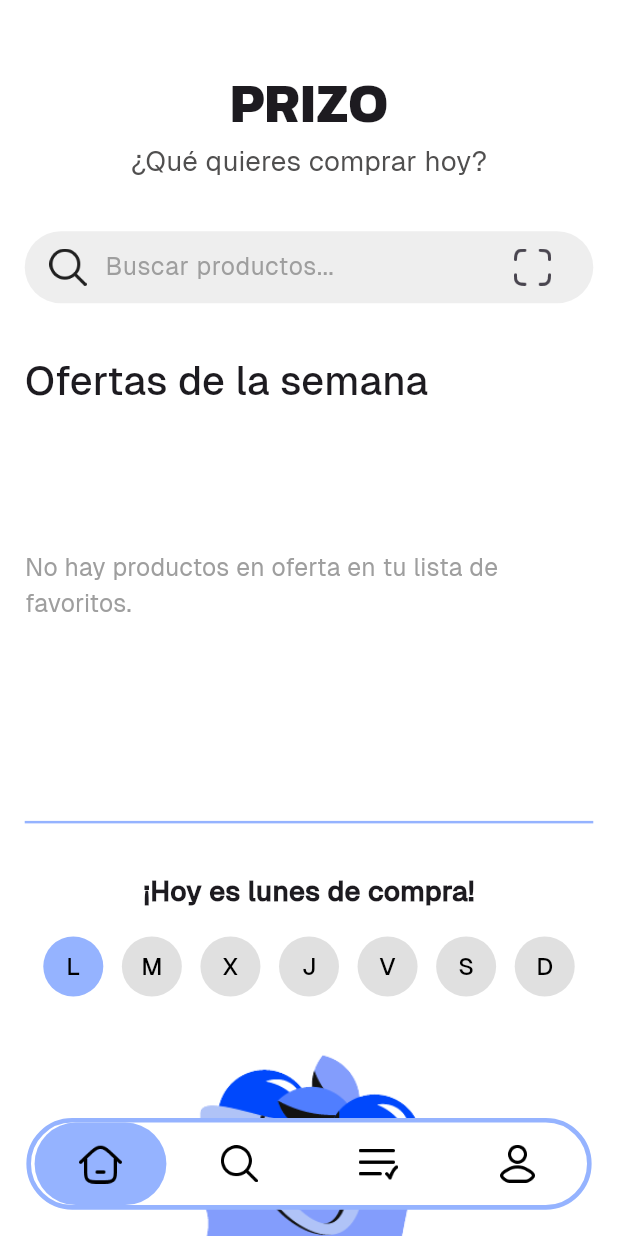
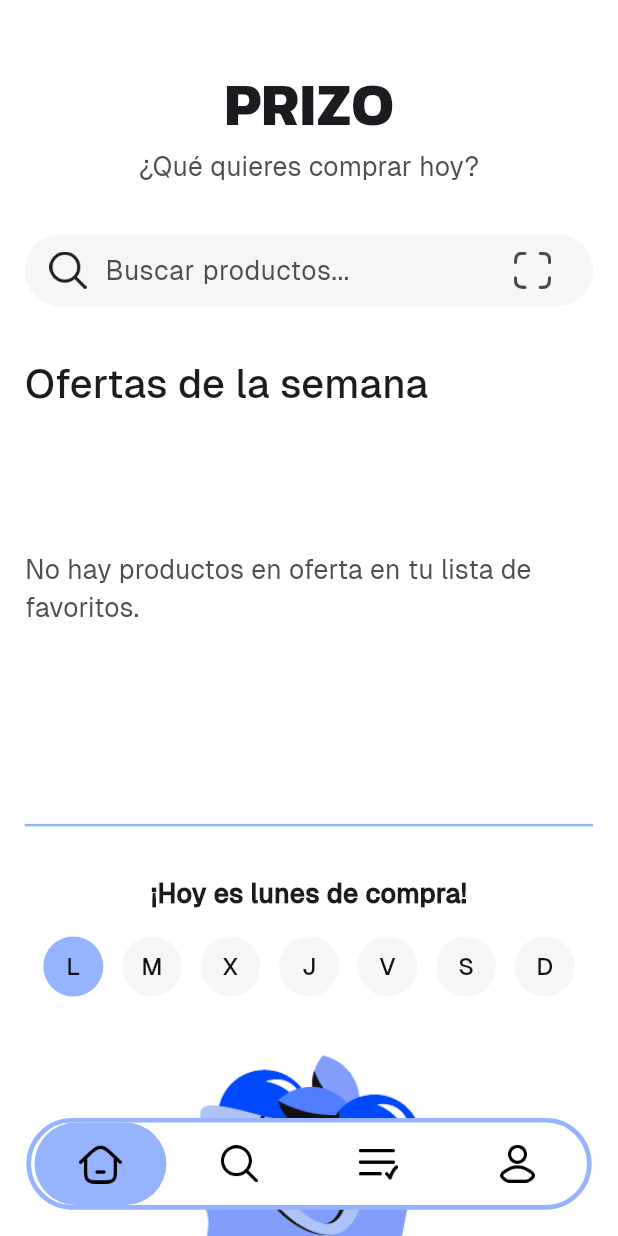
Before and after one commit to QuinoCode/Prizo, a Flutter app: the screen it shows after launch, on a phone screen of 412 x 824 dp. Run offline on Flutter 3.47's test engine with Material 3 defaults, Android fonts, the phone set to English and light mode, and no system bars; our stand-ins replace diacritic, location, sqflite; missing offline and left inert: map_launcher, mobile_scanner; accounts and stored records are empty; key blocks and very long unbroken strings in the code were emptied for the run.

Commit message:
[Inicio] Colores y fuentes
Ajustados colores y fuentes a la paleta del figma, también cambiado
distancias de "Tus supermercados Cercanos"

```diff
--- a/lib/features/pantalla_inicio/presentation/pantalla_inicio_interfaz.dart
+++ b/lib/features/pantalla_inicio/presentation/pantalla_inicio_interfaz.dart
@@ -158,7 +158,7 @@
                         'PRIZO',
                         style: TextStyle(
                           fontFamily: 'Kanit',
-                          fontSize: width * 0.09,
+                          fontSize: width * 0.0966,
                           fontWeight: FontWeight.bold,
                         ),
                       ),
@@ -166,7 +166,7 @@
                         '¿Qué quieres comprar hoy?',
                         style: TextStyle(
                           fontFamily: 'Geist',
-                          fontSize: width * 0.045,
+                          fontSize: width * 0.04293,
                           color: Color(0xFF504F4F),
                         ),
                       ),
@@ -176,7 +176,7 @@
                 SizedBox(height: height * 0.04),
                 Container(
                   decoration: BoxDecoration(
-                    color: Colors.grey[200],
+                    color: Color(0xFFF6F6F6),
                     borderRadius: BorderRadius.circular(width * 0.06),
                   ),
                   padding: EdgeInsets.symmetric(horizontal: width * 0.04),
@@ -191,18 +191,18 @@
                           decoration: InputDecoration(
                             hintText: 'Buscar productos...',
                             hintStyle: TextStyle(
-                              color: Colors.grey,
+                              color: Color(0xFF504F4F),
                               fontFamily: 'Geist',
-                              fontSize: width * 0.04,
+                              fontSize: width * 0.04293,
                             ),
                             border: InputBorder.none,
                             contentPadding: EdgeInsets.only(left: width * 0.03),
                           ),
                           style: TextStyle(
                             fontFamily: 'Geist',
-                            fontSize: width * 0.04,
+                            fontSize: width * 0.04293,
                             fontWeight: FontWeight.normal,
-                            color: Colors.black,
+                            color: Color(0xFF121212),
                           ),
                         ),
                       ),
@@ -227,27 +227,27 @@
                   style: TextStyle(
                     fontFamily: 'Geist',
                     fontSize: MediaQuery.of(context).size.shortestSide * 0.0644,
-                    fontWeight: FontWeight.w600,
+                    fontWeight: FontWeight.w500,
                   ),
                 ),
                 SizedBox(height: height * 0.01),
                 Column(
                   children: [
                     if (cargandoOfertas)
-                      Container(
+                      SizedBox(
                           height: height * 0.264,
                           child: Center(child: CircularProgressIndicator())
                       )
                     else if (productosEnOferta.isEmpty)
-                      Container(
+                      SizedBox(
                         height: height * 0.264,
                         child: Center(
                           child: Text(
                             'No hay productos en oferta en tu lista de favoritos.',
                             style: TextStyle(
                               fontFamily: 'Geist',
-                              fontSize: width * 0.04,
-                              color: Colors.grey,
+                              fontSize: width * 0.04293,
+                              color: Color(0xFF504F4F),
                             ),
                           ),
                         ),
@@ -321,7 +321,7 @@
                                               producto.nombre,
                                               style: TextStyle(
                                                 fontFamily: 'Geist',
-                                                fontSize: width * 0.04,
+                                                fontSize: width * 0.04293,
                                                 fontWeight: FontWeight.normal,
                                               ),
                                               overflow: TextOverflow.ellipsis, // Para cortar el nombre largo
@@ -334,8 +334,8 @@
                                               '-$descuentoTexto',
                                               style: TextStyle(
                                                 fontFamily: 'Geist',
-                                                fontSize: width * 0.09,
-                                                color: Colors.black,
+                                                fontSize: width * 0.0966,
+                                                color: Color(0xFF121212),
                                                 fontWeight: FontWeight.w500,
                                               ),
                                             ),
@@ -362,7 +362,7 @@
                             height: currentIndex == index ? width * 0.03 : width * 0.02,
                             decoration: BoxDecoration(
                               shape: BoxShape.circle,
-                              color: currentIndex == index ? Colors.black : Colors.grey,
+                              color: currentIndex == index ? Color(0xFF121212) :Color(0xFF504F4F),
                             ),
                           ),
                         ),
@@ -377,7 +377,7 @@
                     '¡Hoy es $currentDay de compra!',
                     style: TextStyle(
                       fontFamily: 'Geist',
-                      fontSize: width * 0.045,
+                      fontSize: width * 0.04293,
                       fontWeight: FontWeight.bold,
                     ),
                   ),
@@ -389,13 +389,13 @@
                       .map((day) => CircleAvatar(
                     backgroundColor: day == currentDay[0].toUpperCase()
                         ? Color(0xFF95B3FF)
-                        : Colors.grey[300],
+                        : Color(0xFFF6F6F6),
                     child: Text(
                       day,
                       style: TextStyle(
                         color: day == currentDay[0].toUpperCase()
-                            ? Colors.black
-                            : Colors.black,
+                            ? Color(0xFF121212)
+                            : Color(0xFF121212),
                         fontFamily: 'Geist',
                       ),
                     ),
@@ -417,7 +417,7 @@
                         textAlign: TextAlign.center,
                         style: TextStyle(
                           fontFamily: 'Geist',
-                          fontSize: width * 0.046,
+                          fontSize: width * 0.04293,
                           color: Color(0xFF504F4F),
                         ),
                       ),
@@ -431,8 +431,8 @@
                   'Tus supermercados cercanos',
                   style: TextStyle(
                     fontFamily: 'Geist',
-                    fontSize: width * 0.055,
-                    fontWeight: FontWeight.bold,
+                    fontSize: width * 0.0644,
+                    fontWeight: FontWeight.w500,
                   ),
                 ),
                 SizedBox(height: height * 0.02),
@@ -444,8 +444,8 @@
                     'No se encontraron supermercados cercanos.',
                     style: TextStyle(
                       fontFamily: 'Geist',
-                      fontSize: width * 0.04,
-                      color: Colors.grey,
+                      fontSize: width * 0.04293,
+                      color: Color(0xFF504F4F),
                     ),
                   ),
                 )
@@ -496,7 +496,6 @@
                                     height: width * 0.3,
                                     fit: BoxFit.contain,
                                   ),
-                                  SizedBox(height: height * 0.01),  // Espacio entre el logo y el texto
                                   Column(
                                     crossAxisAlignment: CrossAxisAlignment.start,  // Alinea los textos a la izquierda
                                     children: [
@@ -505,18 +504,17 @@
                                         "A $distancia km",
                                         style: TextStyle(
                                           fontFamily: 'Geist',
-                                          fontSize: width * 0.050,
-                                          color: Colors.black,
+                                          fontSize: width * 0.0644,
+                                          color: Color(0xFF121212),
                                         ),
                                       ),
-                                      SizedBox(height: height * 0.01),  // Espacio entre distancia y dirección
                                       // Dirección
                                       Text(
                                         calleYNumero,
                                         style: TextStyle(
                                           fontFamily: 'Geist',
-                                          fontSize: width * 0.035,
-                                          color: Colors.black,
+                                          fontSize: width * 0.0322,
+                                          color: Color(0xFF121212),
                                         ),
                                         overflow: TextOverflow.ellipsis,
                                         maxLines: 2,
```
